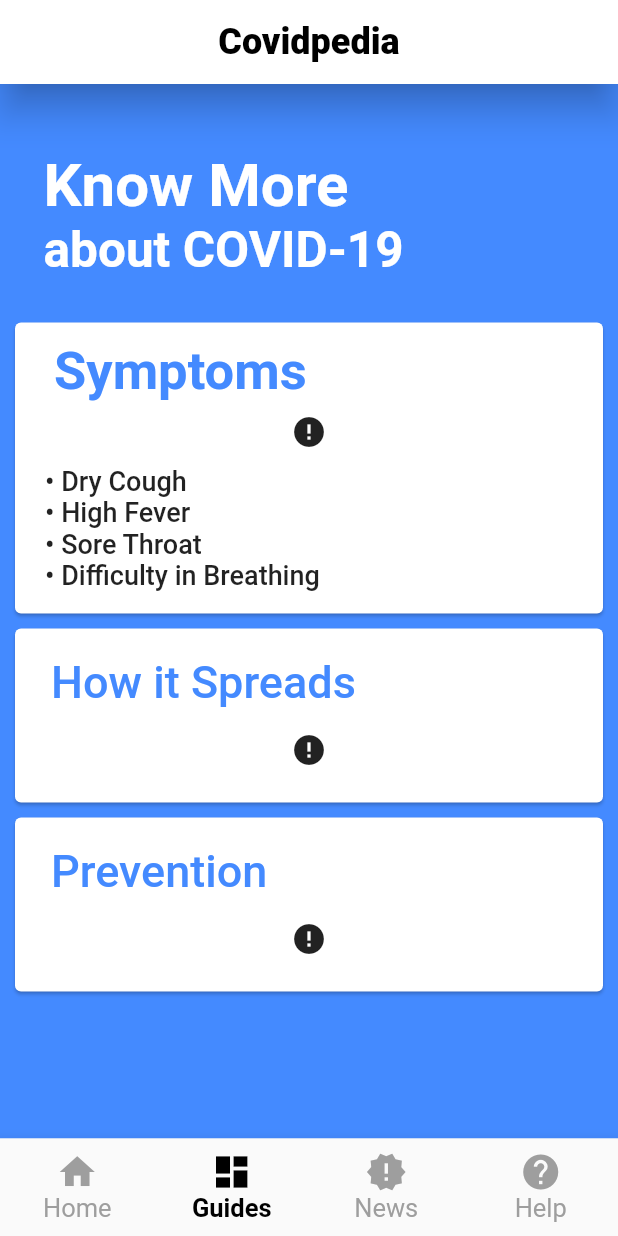
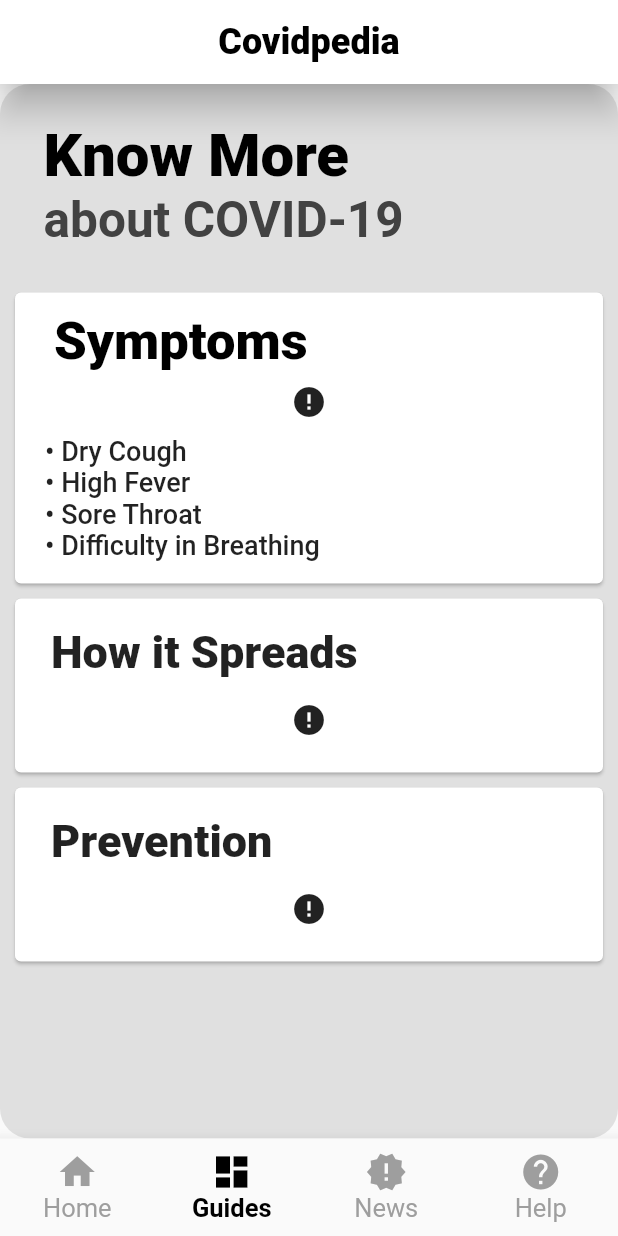
Before and after one commit to iamshubha/covid_rangers, a Flutter app: the screen it shows after launch, item 2 of the bottom bar chosen, on a phone screen of 412 x 824 dp. Run offline on Flutter 3.47's test engine with Material 2 defaults, Android fonts, the phone set to English and light mode, and no system bars; drawn by our look-alikes of cached_network_image; our stand-ins replace flutter_vector_icons; network calls fail; Roboto replaces fonts that are missing (Product Sans).

Commit message:
fixes ui of myGuide.dart

```diff
--- a/lib/landing.dart
+++ b/lib/landing.dart
@@ -1,8 +1,7 @@
 import 'package:corona_hack/myHelp.dart';
-import 'package:corona_hack/myInfo.dart';
 import 'package:corona_hack/myStats.dart';
 import 'package:flutter/material.dart';
-
+import 'myGuide.dart';
 import 'news.dart';
 
 class LandingScreen extends StatefulWidget {
@@ -13,7 +12,7 @@ class LandingScreen extends StatefulWidget {
 class _LandingScreenState extends State<LandingScreen> {
   int _currentIndex = 0;
   //static const TextStyle optionStyle =  TextStyle(fontSize: 16);
-  final tabs = [MyStats(), MyInfo(), MyNews(), MyHelp()];
+  final tabs = [MyStats(), MyGuide(), MyNews(), MyHelp()];
 
   @override
   Widget build(BuildContext context) {
--- /dev/null
+++ b/lib/myGuide.dart
@@ -0,0 +1,170 @@
+import 'package:cached_network_image/cached_network_image.dart';
+import 'package:flutter/material.dart';
+
+class MyGuide extends StatefulWidget {
+  @override
+  _MyGuideState createState() => _MyGuideState();
+}
+
+class _MyGuideState extends State<MyGuide> {
+  @override
+  Widget build(BuildContext context) {
+    return SafeArea(
+      child: Container(
+        decoration: BoxDecoration(
+          color: Colors.grey[300],
+          borderRadius: BorderRadius.circular(20)),
+        child: Padding(
+          padding: EdgeInsets.fromLTRB(5, 0, 5, 0),
+          child: ListView(
+            children: <Widget>[
+              Padding(
+                padding:
+                    const EdgeInsets.symmetric(horizontal: 8, vertical: 20),
+                child: ListTile(
+                  title: Text(
+                    "Know More",
+                    style: TextStyle(
+                      color: Colors.black,
+                      fontSize: 40,
+                      fontWeight: FontWeight.w800,
+                    ),
+                  ),
+                  subtitle: Text(
+                    "about COVID-19",
+                    style: TextStyle(
+                      color: Colors.grey[800],
+                      fontSize: 33,
+                      fontWeight: FontWeight.w600,
+                    ),
+                  ),
+                ),
+              ),
+              Card(
+                margin: EdgeInsets.all(5),
+                child: Padding(
+                  padding:
+                      const EdgeInsets.symmetric(horizontal: 10, vertical: 5),
+                  child: Column(
+                    crossAxisAlignment: CrossAxisAlignment.start,
+                    children: <Widget>[
+                      ListTile(
+                        title: Text(
+                          "Symptoms",
+                          style: TextStyle(
+                            fontSize: 35,
+                            fontWeight: FontWeight.w800,
+                            color: Colors.black,
+                          ),
+                        ),
+                      ),
+                      Container(
+                        alignment: Alignment.center,
+                        child: CachedNetworkImage(
+                          imageUrl:
+                              "https://www.cdc.gov/coronavirus/2019-ncov/images/symptoms-mobile.png",
+                          placeholder: (context, url) =>
+                              CircularProgressIndicator(),
+                          errorWidget: (context, url, error) =>
+                              Icon(Icons.error),
+                        ),
+                      ),
+                      Padding(
+                        padding: EdgeInsets.all(10),
+                        child: Column(
+                          crossAxisAlignment: CrossAxisAlignment.start,
+                          children: <Widget>[
+                            Text(
+                              "• Dry Cough",
+                              style: TextStyle(
+                                  fontSize: 18, fontWeight: FontWeight.w500),
+                            ),
+                            Text(
+                              "• High Fever",
+                              style: TextStyle(
+                                  fontSize: 18, fontWeight: FontWeight.w500),
+                            ),
+                            Text(
+                              "• Sore Throat",
+                              style: TextStyle(
+                                  fontSize: 18, fontWeight: FontWeight.w500),
+                            ),
+                            Text(
+                              "• Difficulty in Breathing",
+                              style: TextStyle(
+                                  fontSize: 18, fontWeight: FontWeight.w500),
+                            ),
+                          ],
+                        ),
+                      )
+                    ],
+                  ),
+                ),
+              ),
+              Card(
+                margin: EdgeInsets.all(5),
+                child: Padding(
+                  padding: const EdgeInsets.all(8.0),
+                  child: Column(
+                    children: <Widget>[
+                      ListTile(
+                        title: Text(
+                          "How it Spreads",
+                          style: TextStyle(
+                            fontSize: 30,
+                            fontWeight: FontWeight.w800,
+                          ),
+                        ),
+                      ),
+                      Padding(
+                        padding: const EdgeInsets.fromLTRB(8, 5, 8, 15),
+                        child: CachedNetworkImage(
+                          imageUrl:
+                              "https://www.mygov.in/sites/all/themes/mygov/images/covid/block-one.png",
+                          placeholder: (context, url) =>
+                              CircularProgressIndicator(),
+                          errorWidget: (context, url, error) =>
+                              Icon(Icons.error),
+                        ),
+                      ),
+                    ],
+                  ),
+                ),
+              ),
+              Card(
+                margin: EdgeInsets.all(5),
+                child: Padding(
+                  padding: const EdgeInsets.all(8.0),
+                  child: Column(
+                    children: <Widget>[
+                      ListTile(
+                        title: Text(
+                          "Prevention",
+                          style: TextStyle(
+                            fontSize: 30,
+                            fontWeight: FontWeight.w800,
+                          ),
+                        ),
+                      ),
+                      Padding(
+                        padding: const EdgeInsets.fromLTRB(8, 5, 8, 15),
+                        child: CachedNetworkImage(
+                          imageUrl:
+                              "https://www.mygov.in/sites/all/themes/mygov/images/covid/block-two.png",
+                          placeholder: (context, url) =>
+                              CircularProgressIndicator(),
+                          errorWidget: (context, url, error) =>
+                              Icon(Icons.error),
+                        ),
+                      ),
+                    ],
+                  ),
+                ),
+              ),
+            ],
+          ),
+        ),
+      ),
+    );
+  }
+}
--- a/lib/myInfo.dart
+++ /dev/null
@@ -1,179 +0,0 @@
-import 'package:cached_network_image/cached_network_image.dart';
-import 'package:flutter/material.dart';
-
-class MyInfo extends StatefulWidget {
-  @override
-  _MyInfoState createState() => _MyInfoState();
-}
-
-class _MyInfoState extends State<MyInfo> {
-  @override
-  Widget build(BuildContext context) {
-    return Stack(
-      children: <Widget>[
-        Container(
-          color: Colors.blueAccent,
-        ),
-        SafeArea(
-          child: Padding(
-            padding: EdgeInsets.fromLTRB(5, 20, 5, 18),
-            child: ListView(
-              children: <Widget>[
-                Padding(
-                  padding:
-                      const EdgeInsets.symmetric(horizontal: 8, vertical: 20),
-                  child: ListTile(
-                    title: Text(
-                      "Know More",
-                      style: TextStyle(
-                        color: Colors.white,
-                        fontSize: 40,
-                        fontWeight: FontWeight.w700,
-                        fontFamily: 'Product Sans',
-                      ),
-                    ),
-                    subtitle: Text(
-                      "about COVID-19",
-                      style: TextStyle(
-                        color: Colors.white,
-                        fontSize: 33,
-                        fontWeight: FontWeight.w600,
-                        fontFamily: 'Product Sans',
-                      ),
-                    ),
-                  ),
-                ),
-                Card(
-                  margin: EdgeInsets.all(5),
-                  child: Padding(
-                    padding:
-                        const EdgeInsets.symmetric(horizontal: 10, vertical: 5),
-                    child: Column(
-                      crossAxisAlignment: CrossAxisAlignment.start,
-                      children: <Widget>[
-                        ListTile(
-                          title: Text(
-                            "Symptoms",
-                            style: TextStyle(
-                              fontSize: 35,
-                              fontWeight: FontWeight.w600,
-                              color: Colors.blueAccent,
-                              fontFamily: 'Product Sans',
-                            ),
-                          ),
-                        ),
-                        Container(
-                          alignment: Alignment.center,
-                          child: CachedNetworkImage(
-                            imageUrl:
-                                "https://www.cdc.gov/coronavirus/2019-ncov/images/symptoms-mobile.png",
-                            placeholder: (context, url) =>
-                                CircularProgressIndicator(),
-                            errorWidget: (context, url, error) =>
-                                Icon(Icons.error),
-                          ),
-                        ),
-                        Padding(
-                          padding: EdgeInsets.all(10),
-                          child: Column(
-                            crossAxisAlignment: CrossAxisAlignment.start,
-                            children: <Widget>[
-                              Text(
-                                "• Dry Cough",
-                                style: TextStyle(
-                                    fontSize: 18, fontWeight: FontWeight.w500),
-                              ),
-                              Text(
-                                "• High Fever",
-                                style: TextStyle(
-                                    fontSize: 18, fontWeight: FontWeight.w500),
-                              ),
-                              Text(
-                                "• Sore Throat",
-                                style: TextStyle(
-                                    fontSize: 18, fontWeight: FontWeight.w500),
-                              ),
-                              Text(
-                                "• Difficulty in Breathing",
-                                style: TextStyle(
-                                    fontSize: 18, fontWeight: FontWeight.w500),
-                              ),
-                            ],
-                          ),
-                        )
-                      ],
-                    ),
-                  ),
-                ),
-                Card(
-                  margin: EdgeInsets.all(5),
-                  child: Padding(
-                    padding: const EdgeInsets.all(8.0),
-                    child: Column(
-                      children: <Widget>[
-                        ListTile(
-                          title: Text(
-                            "How it Spreads",
-                            style: TextStyle(
-                              fontSize: 30,
-                              fontWeight: FontWeight.w500,
-                              color: Colors.blueAccent,
-                              fontFamily: 'Product Sans',
-                            ),
-                          ),
-                        ),
-                        Padding(
-                          padding: const EdgeInsets.fromLTRB(8, 5, 8, 15),
-                          child: CachedNetworkImage(
-                            imageUrl:
-                                "https://www.mygov.in/sites/all/themes/mygov/images/covid/block-one.png",
-                            placeholder: (context, url) =>
-                                CircularProgressIndicator(),
-                            errorWidget: (context, url, error) =>
-                                Icon(Icons.error),
-                          ),
-                        ),
-                      ],
-                    ),
-                  ),
-                ),
-                Card(
-                  margin: EdgeInsets.all(5),
-                  child: Padding(
-                    padding: const EdgeInsets.all(8.0),
-                    child: Column(
-                      children: <Widget>[
-                        ListTile(
-                          title: Text(
-                            "Prevention",
-                            style: TextStyle(
-                              fontSize: 30,
-                              fontWeight: FontWeight.w500,
-                              color: Colors.blueAccent,
-                              fontFamily: 'Product Sans',
-                            ),
-                          ),
-                        ),
-                        Padding(
-                          padding: const EdgeInsets.fromLTRB(8, 5, 8, 15),
-                          child: CachedNetworkImage(
-                            imageUrl:
-                                "https://www.mygov.in/sites/all/themes/mygov/images/covid/block-two.png",
-                            placeholder: (context, url) =>
-                                CircularProgressIndicator(),
-                            errorWidget: (context, url, error) =>
-                                Icon(Icons.error),
-                          ),
-                        ),
-                      ],
-                    ),
-                  ),
-                ),
-              ],
-            ),
-          ),
-        ),
-      ],
-    );
-  }
-}
```
